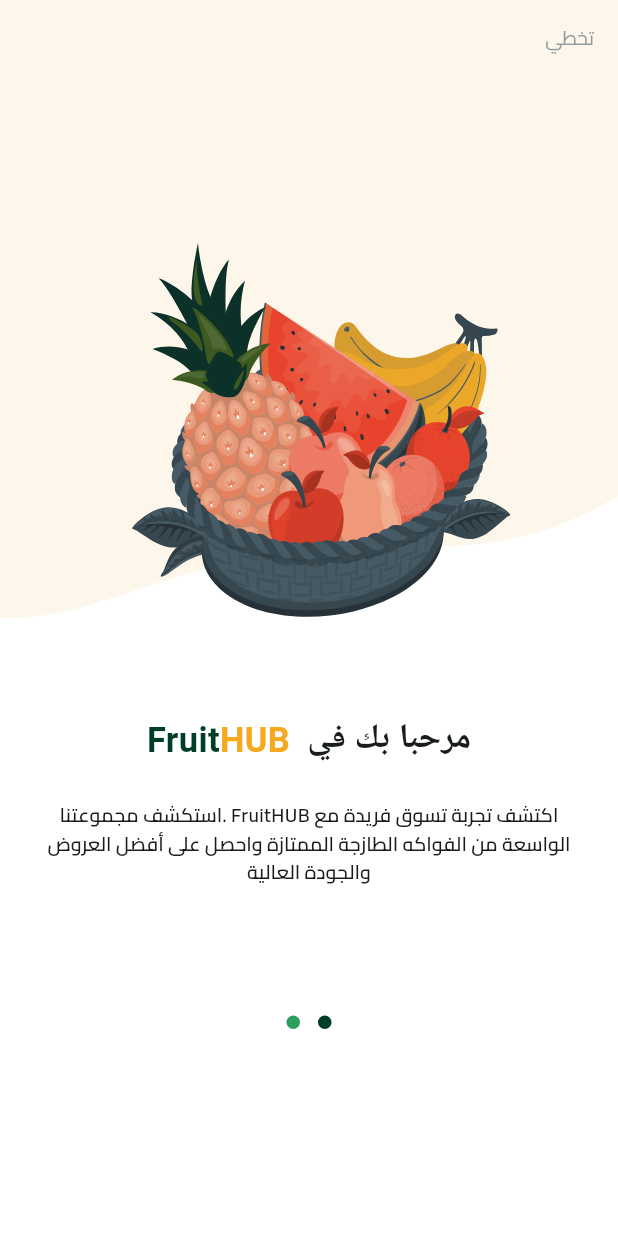
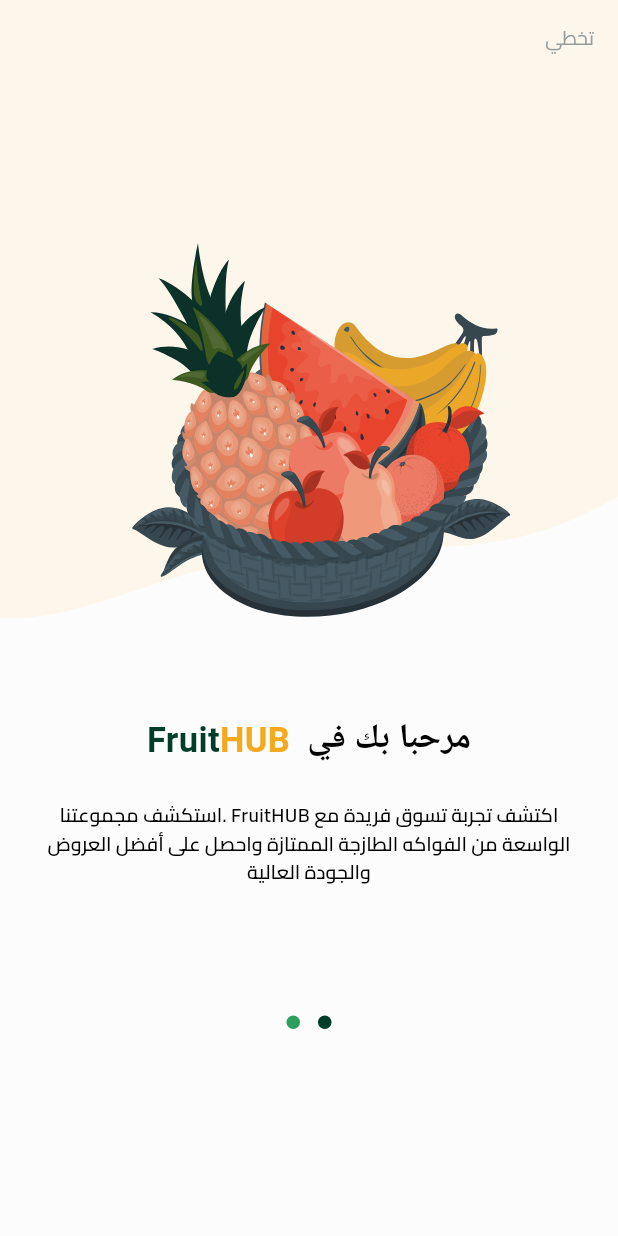
Before and after one commit to samir-227/Pure_Harvest_e_commerce, a Flutter app: the screen it shows after launch, on a phone screen of 412 x 824 dp. Run offline on Flutter 3.47's test engine with Material 3 defaults, Android fonts, the phone set to English and light mode, and no system bars; drawn by our look-alikes of dots_indicator; our stand-ins replace dartz, firebase_auth, firebase_core, flutter_svg, shared_preferences; accounts and stored records are empty.

```diff
--- /dev/null
+++ b/lib/core/theme/fonts.dart
@@ -0,0 +1,3 @@
+class AppFonts {
+  static const kCairoFont = 'Cairo';
+}
--- /dev/null
+++ b/lib/core/theme/theme_service.dart
@@ -0,0 +1,139 @@
+import 'package:flutter/material.dart';
+import 'package:fruits_hub/core/theme/fonts.dart' show AppFonts;
+import 'package:fruits_hub/core/utlis/app_colors.dart';
+
+class ThemeService {
+  // This function returns the light theme for the application
+  static ThemeData light() => ThemeData(
+        // Set the default font family for the theme
+        fontFamily: AppFonts.kCairoFont,
+
+        // Set the primary color of the theme
+        primaryColor: AppColors.kPrimaryColor,
+
+        // Define the AppBar theme with a primary color background
+        appBarTheme: const AppBarTheme(
+          backgroundColor: AppColors.kPrimaryColor,
+        ),
+
+        // Set the secondary header color used in widgets
+        secondaryHeaderColor: AppColors.kSecondaryColor,
+
+        // Define the color for disabled elements
+        disabledColor: AppColors.kDisabledColor,
+
+        // Specify the overall brightness of the theme as light
+        brightness: Brightness.light,
+
+        // Set the hint color for input fields
+        hintColor: AppColors.kHintColor,
+
+        // Card color for card widgets
+        cardColor: AppColors.kCardColor,
+
+        // Shadow color for elevated elements, with slight opacity
+        shadowColor: Colors.black.withAlpha(8),
+
+        // Define the TextButton theme with a custom style
+        textButtonTheme: TextButtonThemeData(
+            style:
+                TextButton.styleFrom(foregroundColor: AppColors.kPrimaryColor)),
+
+        // Configure the color scheme for the theme
+        colorScheme: const ColorScheme.light(
+                primary: AppColors.kPrimaryColor,
+                secondary: AppColors.kSecondaryColor)
+            .copyWith(
+              surface: const Color(0xFFFCFCFC), // Surface color for components
+            )
+            .copyWith(
+              error: const Color(0xFFE84D4F), // Error color for the theme
+            ),
+
+        // Popup menu theme with white background and surface tint
+        popupMenuTheme: const PopupMenuThemeData(
+            color: Colors.white, surfaceTintColor: Colors.white),
+
+        // Dialog theme with white surface tint
+        dialogTheme: const DialogTheme(surfaceTintColor: Colors.white),
+
+        // Floating action button theme with a rounded shape
+        floatingActionButtonTheme: FloatingActionButtonThemeData(
+          shape: RoundedRectangleBorder(
+            borderRadius: BorderRadius.circular(500),
+          ),
+        ),
+
+        // Bottom app bar theme with white surface tint and specific height
+        bottomAppBarTheme: const BottomAppBarTheme(
+          surfaceTintColor: Colors.white,
+          height: 60,
+          padding: EdgeInsets.symmetric(vertical: 5),
+        ),
+
+        // Divider theme with specified thickness and color
+        dividerTheme:
+            const DividerThemeData(thickness: 0.2, color: Color(0xFFA0A4A8)),
+
+        // Tab bar theme with transparent divider color
+        tabBarTheme: const TabBarTheme(dividerColor: Colors.transparent),
+      );
+
+  /// Create a dark theme.
+  /// This theme is used when the user sets their device to dark mode.
+  static ThemeData dark() => ThemeData(
+        // Set the font family to Cairo
+        fontFamily: AppFonts.kCairoFont,
+        // Set the primary color to the primary color of the app
+        primaryColor: AppColors.kPrimaryColor,
+        // Set the secondary header color to a light gray color
+        secondaryHeaderColor: const Color(0xFF4da2a9),
+        // Set the app bar theme to have a dark background color
+        appBarTheme: const AppBarTheme(
+          backgroundColor: AppColors.kPrimaryColor,
+        ),
+        // Set the disabled color to a light gray color
+        disabledColor: const Color(0xffa2a7ad),
+        // Set the brightness of the theme to dark
+        brightness: Brightness.dark,
+        // Set the hint color of input fields to a light gray color
+        hintColor: const Color(0xFFbebebe),
+        // Set the card color to a dark gray color
+        cardColor: const Color(0xFF30313C),
+        // Set the shadow color to a light gray color with a small amount of opacity
+        shadowColor: Colors.white.withAlpha(8),
+        // Set the text button theme to have a custom style with a light gray color
+        textButtonTheme: TextButtonThemeData(
+            style:
+                TextButton.styleFrom(foregroundColor: AppColors.kPrimaryColor)),
+        // Set the color scheme to a dark color scheme with a light gray surface color
+        colorScheme: const ColorScheme.dark(
+          primary: AppColors.kPrimaryColor,
+          secondary: AppColors.kPrimaryColor,
+        )
+            .copyWith(surface: const Color(0xFF191A26))
+            .copyWith(error: const Color(0xFFdd3135)),
+        // Set the popup menu theme to have a dark background color
+        popupMenuTheme: const PopupMenuThemeData(
+            color: Color(0xFF29292D), surfaceTintColor: Color(0xFF29292D)),
+        // Set the dialog theme to have a light gray surface tint
+        dialogTheme: const DialogTheme(surfaceTintColor: Colors.white10),
+        // Set the floating action button theme to have a rounded shape
+        floatingActionButtonTheme: FloatingActionButtonThemeData(
+            shape: RoundedRectangleBorder(
+                borderRadius: BorderRadius.circular(500))),
+        // Set the bottom app bar theme to have a dark background color
+        bottomAppBarTheme: const BottomAppBarTheme(
+          surfaceTintColor: Colors.black,
+          height: 60,
+          padding: EdgeInsets.symmetric(vertical: 5),
+        ),
+        // Set the divider theme to have a light gray color with a small amount of thickness
+        dividerTheme: const DividerThemeData(
+          thickness: 0.5,
+          color: Color(0xFFA0A4A8),
+        ),
+        // Set the tab bar theme to have a divider with a transparent color
+        tabBarTheme: const TabBarTheme(dividerColor: Colors.transparent),
+      );
+}
--- a/lib/core/utlis/app_colors.dart
+++ b/lib/core/utlis/app_colors.dart
@@ -1,8 +1,12 @@
 import 'package:flutter/material.dart';
 
 class AppColors {
-  static const Color primaryColor = Color(0xFF003E29);
-  static const Color lightPrimaryColor = Color(0xFF2D9F5D);
-  static const Color secondaryColor = Color(0xFFF4A91F);
-  static const Color lightSecondaryColor = Color(0xFFF8C76D);
+  static const Color kPrimaryColor = Color(0xFF003E29);
+  static const Color kLightPrimaryColor = Color(0xFF2D9F5D);
+  static const Color kSecondaryColor = Color(0xFFF4A91F);
+  static const Color kLightSecondaryColor = Color(0xFFF8C76D);
+  static const Color kSecondaryHeaderColor = Color(0xFF4da2a9);
+  static const Color kDisabledColor = Color(0xFFBABFC4);
+  static const Color kHintColor = Color(0xFF9F9F9F);
+  static const Color kCardColor = Colors.white;
 }
--- a/lib/core/widgets/custom_button.dart
+++ b/lib/core/widgets/custom_button.dart
@@ -13,7 +13,7 @@
       height: 54,
       child: TextButton(
         style: TextButton.styleFrom(
-            backgroundColor: AppColors.primaryColor,
+            backgroundColor: AppColors.kPrimaryColor,
             shape: RoundedRectangleBorder(
               borderRadius: BorderRadius.circular(16),
             )),
--- a/lib/features/auth/presentation/views/widget/custom_check_box.dart
+++ b/lib/features/auth/presentation/views/widget/custom_check_box.dart
@@ -19,7 +19,7 @@
             width: 24,
             height: 24,
             decoration: ShapeDecoration(
-              color: isChecked ? AppColors.primaryColor : Colors.white,
+              color: isChecked ? AppColors.kPrimaryColor : Colors.white,
               shape: RoundedRectangleBorder(
                 side: BorderSide(
                     width: 1.50,
--- a/lib/features/auth/presentation/views/widget/dont_have_account_widget.dart
+++ b/lib/features/auth/presentation/views/widget/dont_have_account_widget.dart
@@ -31,7 +31,7 @@
           child: Text(
             S.of(context).register,
             style: TextStyles.semiBold16.copyWith(
-              color: AppColors.primaryColor,
+              color: AppColors.kPrimaryColor,
               height: 1.40,
             ),
           ),
--- a/lib/features/auth/presentation/views/widget/i_have_account_widget.dart
+++ b/lib/features/auth/presentation/views/widget/i_have_account_widget.dart
@@ -28,7 +28,7 @@
           child: Text(
             S.of(context).login,
             style: TextStyles.semiBold16.copyWith(
-              color: AppColors.primaryColor,
+              color: AppColors.kPrimaryColor,
               height: 1.40,
             ),
           ),
--- a/lib/features/auth/presentation/views/widget/sign_in_view_body.dart
+++ b/lib/features/auth/presentation/views/widget/sign_in_view_body.dart
@@ -45,7 +45,7 @@
             Text(
               S.of(context).forgetPassword,
               style: TextStyles.semiBold13.copyWith(
-                color: AppColors.lightPrimaryColor,
+                color: AppColors.kLightPrimaryColor,
               ),
             ),
             const SizedBox(
--- a/lib/features/auth/presentation/views/widget/term_and_condition_widget.dart
+++ b/lib/features/auth/presentation/views/widget/term_and_condition_widget.dart
@@ -48,7 +48,7 @@
                 TextSpan(
                   text: ' ${S.of(context).Policy} ',
                   style: TextStyles.semiBold13.copyWith(
-                    color: AppColors.lightPrimaryColor,
+                    color: AppColors.kLightPrimaryColor,
                   ),
                 ),
               ],
--- a/lib/features/on_boarding/presentation/views/widgets/on_boarding_page_view.dart
+++ b/lib/features/on_boarding/presentation/views/widgets/on_boarding_page_view.dart
@@ -28,7 +28,7 @@
                     TextSpan(
                       text: ' Fruit',
                       style: TextStyle(
-                        color: AppColors.primaryColor,
+                        color: AppColors.kPrimaryColor,
                       ),
                     ),
                     TextSpan(
--- a/lib/features/on_boarding/presentation/views/widgets/on_boarding_view_body.dart
+++ b/lib/features/on_boarding/presentation/views/widgets/on_boarding_view_body.dart
@@ -49,10 +49,10 @@
         DotsIndicator(
           dotsCount: 2,
           decorator: DotsDecorator(
-            activeColor: AppColors.primaryColor,
+            activeColor: AppColors.kPrimaryColor,
             color: currentPage == 1
-                ? AppColors.primaryColor
-                : AppColors.lightPrimaryColor,
+                ? AppColors.kPrimaryColor
+                : AppColors.kLightPrimaryColor,
           ),
         ),
         Visibility(
--- a/lib/main.dart
+++ b/lib/main.dart
@@ -1,4 +1,3 @@
-import 'package:device_preview/device_preview.dart';
 import 'package:flutter/material.dart';
 import 'package:flutter_localizations/flutter_localizations.dart';
 import 'package:fruits_hub/core/helper/on_generate_route_fun.dart';
@@ -6,6 +5,7 @@
 import 'package:fruits_hub/features/splash/presentation/views/splash_view.dart';
 import 'package:fruits_hub/generated/l10n.dart';
 // Import the generated file
+import 'core/theme/theme_service.dart';
 import 'firebase_options.dart';
 import 'package:firebase_core/firebase_core.dart';
 import 'core/services/shared_preferences_singleton.dart';
@@ -16,13 +16,6 @@
     options: DefaultFirebaseOptions.currentPlatform,
   );
   await Prefs.init();
-  // DevicePreview(
-  //   enabled: true,
-  //   tools: const [
-  //     ...DevicePreview.defaultTools,
-  //   ],
-  //   builder: (context) => const FruitsHub(),
-  // );
   runApp(const FruitsHub());
 }
 
@@ -32,10 +25,13 @@
   @override
   Widget build(BuildContext context) {
     return MaterialApp(
-      theme: ThemeData(
-          fontFamily: 'Cairo',
-          scaffoldBackgroundColor: Colors.white,
-          colorScheme: ColorScheme.fromSeed(seedColor: AppColors.primaryColor)),
+      theme: ThemeService.light(),
+      darkTheme: ThemeService.dark(),
+      //   fontFamily: 'Cairo',
+      //   scaffoldBackgroundColor: Colors.white,
+      //   colorScheme: ColorScheme.fromSeed(seedColor: AppColors.kPrimaryColor),
+      //   useMaterial3: true,
+      // ),
       localizationsDelegates: const [
         S.delegate,
         GlobalMaterialLocalizations.delegate,
--- a/pubspec.yaml
+++ b/pubspec.yaml
@@ -30,7 +30,6 @@
 dependencies:
   cupertino_icons: ^1.0.6
   dartz: ^0.10.1
-  device_preview: ^1.1.0
   dots_indicator: ^3.0.0
   firebase_auth: ^5.2.0
   firebase_core: ^3.4.0
@@ -39,7 +38,7 @@
   flutter_localizations:
     sdk: flutter
   flutter_svg: ^2.0.10+1
-  shared_preferences: ^2.2.3
+  shared_preferences: ^2.5.2
 
 dev_dependencies:
   flutter_lints: ^3.0.0
@@ -78,8 +77,6 @@
           weight: 500
         - asset: assets/fonts/Cairo-SemiBold.ttf
           weight: 600
-  #
-  #
   # For details regarding fonts from package dependencies,
   # see https://flutter.dev/custom-fonts/#from-packages
 flutter_assets:
```
Also changed, not shown: lib/generated/intl/messages_all.dart, lib/generated/intl/messages_ar.dart, lib/generated/intl/messages_en.dart, lib/generated/l10n.dart, pubspec.lock, 255 other files.
